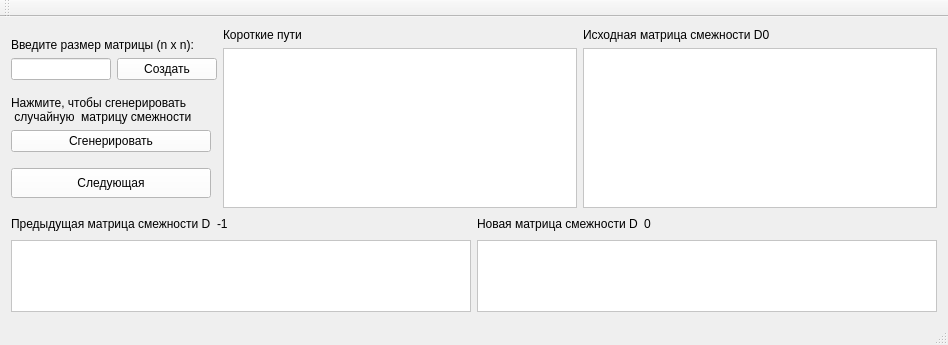
Old version of the form GUI_Floid/GUI_Floid/mainwindow.ui in the repository KrauseBerg/GUI_Graphs.
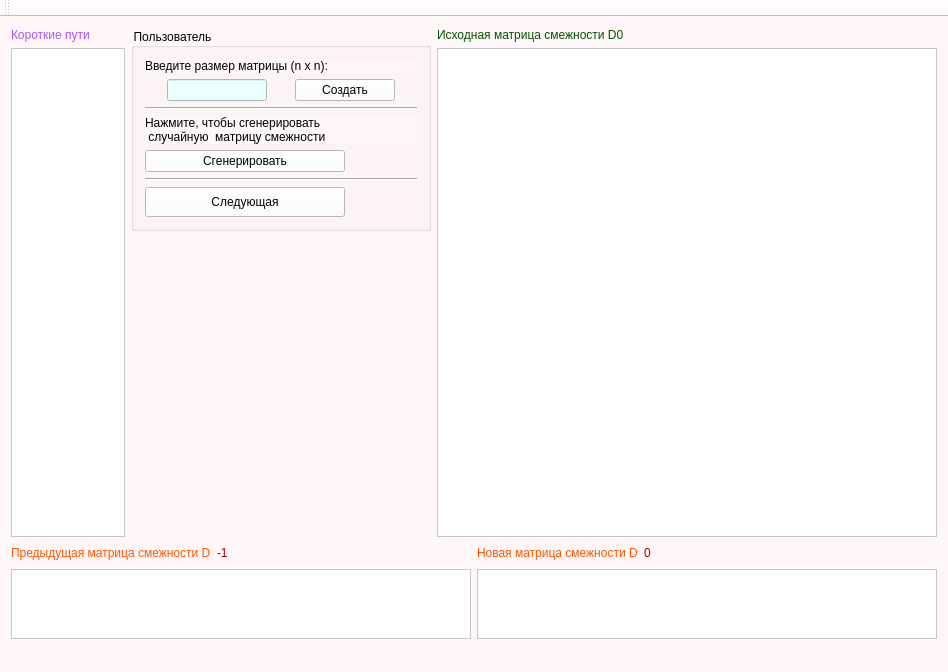
New version of the form. Icons and pictures are not drawn.

```diff
--- a/GUI_Floid/GUI_Floid/mainwindow.ui
+++ b/GUI_Floid/GUI_Floid/mainwindow.ui
@@ -13,27 +13,67 @@
   <property name="windowTitle">
    <string>Алгоритм Флойда</string>
   </property>
+  <property name="styleSheet">
+   <string notr="true">background-color: rgb(255, 247, 247);</string>
+  </property>
   <widget class="QWidget" name="centralWidget">
    <layout class="QVBoxLayout" name="verticalLayout_8">
     <item>
      <layout class="QHBoxLayout" name="horizontalLayout_3">
+      <item>
+       <layout class="QVBoxLayout" name="verticalLayout_7">
+        <item>
+         <widget class="QLabel" name="label_6">
+          <property name="maximumSize">
+           <size>
+            <width>16777215</width>
+            <height>28</height>
+           </size>
+          </property>
+          <property name="styleSheet">
+           <string notr="true">font: 12pt &quot;Times New Roman&quot;;
+color: rgb(170, 85, 255);</string>
+          </property>
+          <property name="text">
+           <string>Короткие пути</string>
+          </property>
+         </widget>
+        </item>
+        <item>
+         <widget class="QTableView" name="short_track">
+          <property name="styleSheet">
+           <string notr="true">font: 12pt &quot;Times New Roman&quot;;
+background-color: rgb(255, 255, 255);</string>
+          </property>
+          <attribute name="horizontalHeaderDefaultSectionSize">
+           <number>200</number>
+          </attribute>
+          <attribute name="horizontalHeaderMinimumSectionSize">
+           <number>200</number>
+          </attribute>
+          <attribute name="verticalHeaderMinimumSectionSize">
+           <number>16</number>
+          </attribute>
+         </widget>
+        </item>
+       </layout>
+      </item>
       <item>
        <layout class="QVBoxLayout" name="verticalLayout_6">
         <item>
+         <widget class="QGroupBox" name="groupBox">
+          <property name="maximumSize">
+           <size>
+            <width>400</width>
+            <height>16777215</height>
+           </size>
+          </property>
+          <property name="title">
+           <string>Пользователь</string>
+          </property>
+          <layout class="QVBoxLayout" name="verticalLayout_4">
+           <item>
          <layout class="QVBoxLayout" name="verticalLayout_5">
-          <item>
-           <spacer name="verticalSpacer_4">
-            <property name="orientation">
-             <enum>Qt::Vertical</enum>
-            </property>
-            <property name="sizeHint" stdset="0">
-             <size>
-              <width>20</width>
-              <height>40</height>
-             </size>
-            </property>
-           </spacer>
-          </item>
           <item>
            <widget class="QLabel" name="label">
             <property name="styleSheet">
@@ -56,7 +96,7 @@
               </property>
               <property name="styleSheet">
                <string notr="true">font: 12pt &quot;Times New Roman&quot;;
-background-color: rgb(255, 255, 255);</string>
+background-color: rgb(235, 255, 255);</string>
               </property>
              </widget>
             </item>
@@ -82,19 +122,11 @@
          </layout>
         </item>
         <item>
-         <layout class="QVBoxLayout" name="verticalLayout_4">
-          <item>
-           <spacer name="verticalSpacer_2">
+            <widget class="Line" name="line_2">
             <property name="orientation">
-             <enum>Qt::Vertical</enum>
-            </property>
-            <property name="sizeHint" stdset="0">
-             <size>
-              <width>20</width>
-              <height>40</height>
-             </size>
-            </property>
-           </spacer>
+              <enum>Qt::Horizontal</enum>
+             </property>
+            </widget>
           </item>
           <item>
            <widget class="QLabel" name="label_2">
@@ -124,20 +156,12 @@
             </property>
            </widget>
           </item>
-         </layout>
-        </item>
         <item>
-         <spacer name="verticalSpacer">
+            <widget class="Line" name="line">
           <property name="orientation">
-           <enum>Qt::Vertical</enum>
-          </property>
-          <property name="sizeHint" stdset="0">
-           <size>
-            <width>20</width>
-            <height>40</height>
-           </size>
-          </property>
-         </spacer>
+              <enum>Qt::Horizontal</enum>
+             </property>
+            </widget>
         </item>
         <item>
          <widget class="QPushButton" name="next">
@@ -162,54 +186,23 @@
           </property>
          </widget>
         </item>
-        <item>
-         <spacer name="verticalSpacer_3">
-          <property name="orientation">
-           <enum>Qt::Vertical</enum>
-          </property>
-          <property name="sizeHint" stdset="0">
-           <size>
-            <width>20</width>
-            <height>40</height>
-           </size>
-          </property>
-         </spacer>
-        </item>
-       </layout>
-      </item>
-      <item>
-       <layout class="QVBoxLayout" name="verticalLayout_7">
-        <item>
-         <widget class="QLabel" name="label_6">
-          <property name="maximumSize">
-           <size>
-            <width>16777215</width>
-            <height>28</height>
-           </size>
-          </property>
-          <property name="styleSheet">
-           <string notr="true">font: 12pt &quot;Times New Roman&quot;;</string>
-          </property>
-          <property name="text">
-           <string>Короткие пути</string>
-          </property>
+          </layout>
          </widget>
         </item>
         <item>
-         <widget class="QTableView" name="short_track">
+         <widget class="QLabel" name="label_7">
+          <property name="minimumSize">
+           <size>
+            <width>300</width>
+            <height>300</height>
+           </size>
+          </property>
           <property name="styleSheet">
-           <string notr="true">font: 12pt &quot;Times New Roman&quot;;
-background-color: rgb(255, 255, 255);</string>
+           <string notr="true">image: url(:/image.jpg);</string>
           </property>
-          <attribute name="horizontalHeaderDefaultSectionSize">
-           <number>200</number>
-          </attribute>
-          <attribute name="horizontalHeaderMinimumSectionSize">
-           <number>200</number>
-          </attribute>
-          <attribute name="verticalHeaderMinimumSectionSize">
-           <number>16</number>
-          </attribute>
+          <property name="text">
+           <string/>
+          </property>
          </widget>
         </item>
        </layout>
@@ -225,7 +218,8 @@
            </size>
           </property>
           <property name="styleSheet">
-           <string notr="true">font: 12pt &quot;Times New Roman&quot;;</string>
+           <string notr="true">font: 12pt &quot;Times New Roman&quot;;
+color: rgb(0, 85, 0);</string>
           </property>
           <property name="text">
            <string>Исходная матрица смежности D0</string>
@@ -236,13 +230,13 @@
          <widget class="QTableView" name="initial">
           <property name="minimumSize">
            <size>
-            <width>250</width>
-            <height>0</height>
-           </size>
-          </property>
-          <property name="maximumSize">
-           <size>
             <width>500</width>
+            <height>0</height>
+           </size>
+          </property>
+          <property name="maximumSize">
+           <size>
+            <width>16777215</width>
             <height>16777215</height>
            </size>
           </property>
@@ -280,7 +274,8 @@
              </size>
             </property>
             <property name="styleSheet">
-             <string notr="true">font: 12pt &quot;Times New Roman&quot;;</string>
+             <string notr="true">font: 12pt &quot;Times New Roman&quot;;
+color: rgb(255, 85, 0);</string>
             </property>
             <property name="text">
              <string>Предыдущая матрица смежности D</string>
@@ -290,7 +285,8 @@
           <item>
            <widget class="QLabel" name="before_num">
             <property name="styleSheet">
-             <string notr="true">font: 12pt &quot;Times New Roman&quot;;</string>
+             <string notr="true">font: 12pt &quot;Times New Roman&quot;;
+color: rgb(170, 0, 0);</string>
             </property>
             <property name="text">
              <string>-1</string>
@@ -350,7 +346,8 @@
              </size>
             </property>
             <property name="styleSheet">
-             <string notr="true">font: 12pt &quot;Times New Roman&quot;;</string>
+             <string notr="true">font: 12pt &quot;Times New Roman&quot;;
+color: rgb(255, 85, 0);</string>
             </property>
             <property name="text">
              <string>Новая матрица смежности D</string>
@@ -360,7 +357,8 @@
           <item>
            <widget class="QLabel" name="after_num">
             <property name="styleSheet">
-             <string notr="true">font: 12pt &quot;Times New Roman&quot;;</string>
+             <string notr="true">font: 12pt &quot;Times New Roman&quot;;
+color: rgb(170, 0, 0);</string>
             </property>
             <property name="text">
              <string>0</string>
```
Lines whose indentation alone changed are shown as unchanged.
